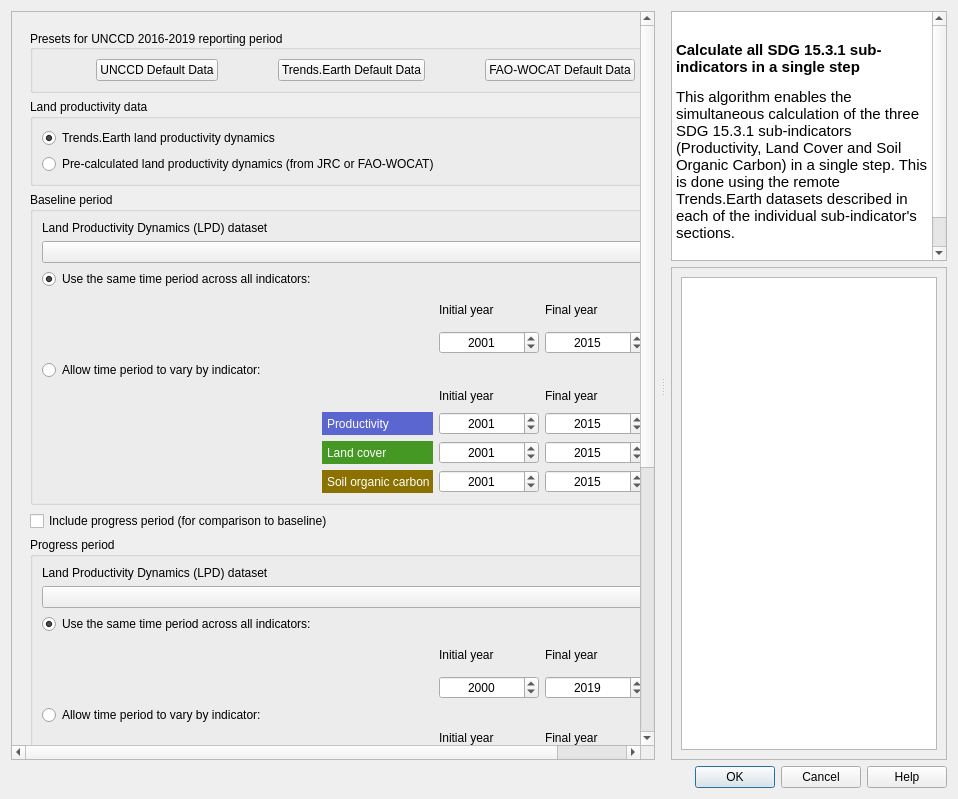
Before: the Qt Designer form LDMP/gui/DlgCalculateOneStep.ui in ConservationInternational/trends.earth, drawn with Qt 5.
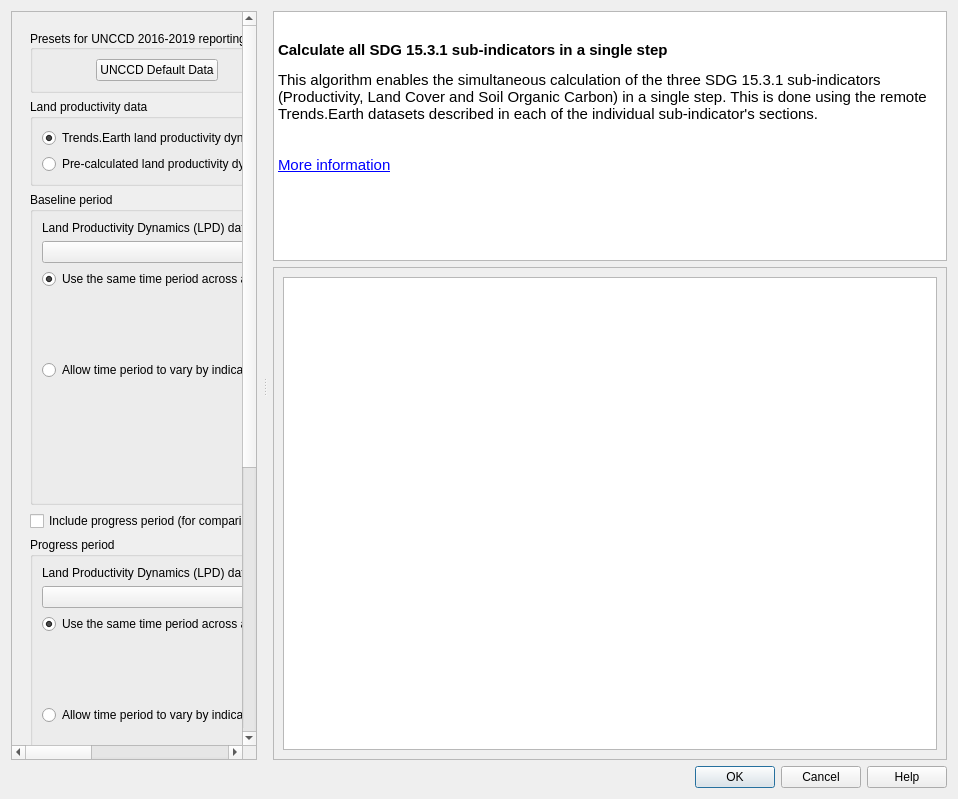
After: the same form once the commit is applied. Custom widgets are drawn as their Qt base class.

Commit message: Add max width to main frame

Patch:
```diff
--- a/LDMP/gui/DlgCalculateOneStep.ui
+++ b/LDMP/gui/DlgCalculateOneStep.ui
@@ -38,6 +38,12 @@
         <verstretch>0</verstretch>
        </sizepolicy>
       </property>
+      <property name="maximumSize">
+      <size>
+        <width>750</width>
+        <height>16777215</height>
+      </size>
+      </property>
       <property name="frameShape">
        <enum>QFrame::NoFrame</enum>
       </property>
@@ -66,7 +72,7 @@
           <property name="geometry">
            <rect>
             <x>0</x>
-            <y>-221</y>
+            <y>0</y>
             <width>790</width>
             <height>1248</height>
            </rect>
@@ -1221,6 +1227,12 @@
       </layout>
      </widget>
      <widget class="QWidget" name="right_pane">
+      <property name="sizePolicy">
+      <sizepolicy hsizetype="Expanding" vsizetype="Expanding">
+        <horstretch>10</horstretch>
+        <verstretch>0</verstretch>
+      </sizepolicy>
+      </property>
       <layout class="QVBoxLayout" name="verticalLayout_right_pane">
        <item>
         <widget class="QTextBrowser" name="alg_help">
```
